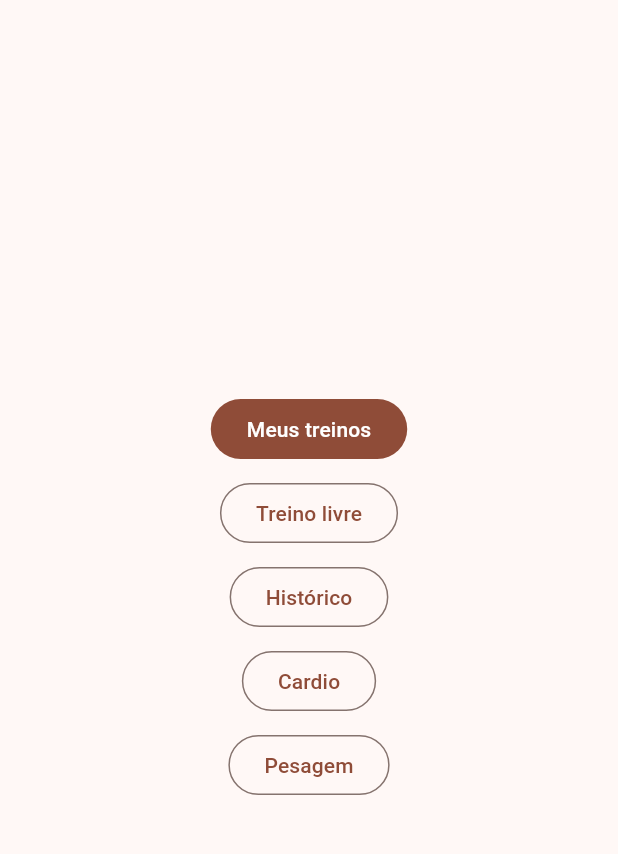
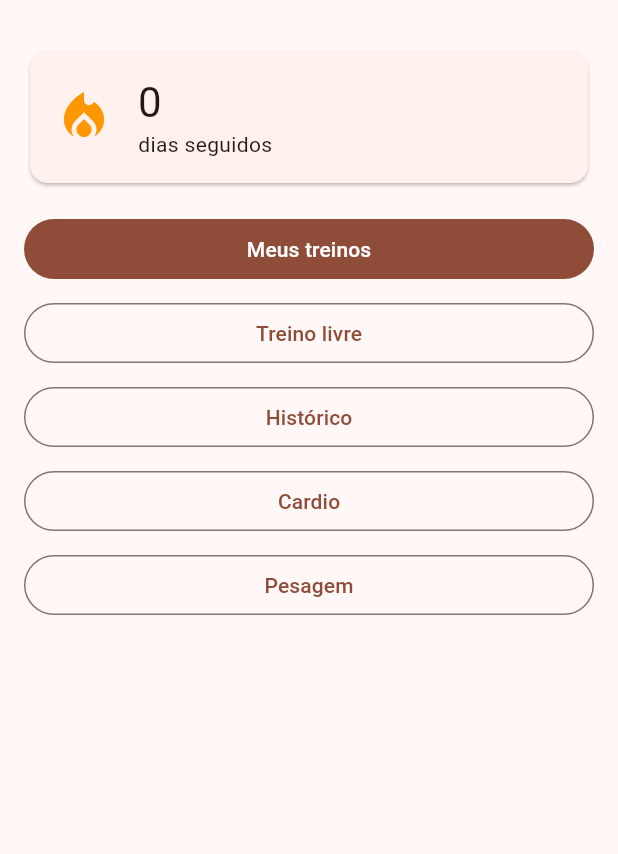
Before and after one commit to junichel20123-u/app-academia-, a Flutter app: the screen it shows after launch, on a phone screen of 412 x 824 dp, the part 63-917 px from its top. Run offline on Flutter 3.47's test engine with Material 3 defaults, Android fonts, the phone set to English and light mode, and no system bars; our stand-ins replace drift, fl_chart, flutter_riverpod, go_router; accounts and stored records are empty; generated files the repository leaves out were written again.

Commit message:
M6: streak + dashboard real
calculateStreak(): função pura que deriva o streak (dias consecutivos
com treino concluído) a partir dos timestamps de conclusão — sem
contador persistido, então não pode dessincronizar se uma sessão
passada for editada/apagada. Ancora em hoje se já houve treino hoje,
senão em ontem (pra não "quebrar" o streak antes do dia acabar);
múltiplas sessões no mesmo dia contam uma vez.

streakProvider observa SessionsDao.watchCompletedSessions() (nova
query, sessões concluídas apenas, diferente de watchHistory() que
inclui abandonadas) e recalcula a cada mudança.

DashboardScreen substitui a Home placeholder: StreakCard no topo +
os mesmos atalhos (Meus treinos, Treino livre, Histórico, Cardio,
Pesagem) e o banner de retomada de sessão.

Testes: 8 casos da função pura de streak (zero sessões, ancoragem em
ontem, gap quebra a contagem, múltiplas sessões no mesmo dia) e 1
fluxo de widget confirmando que o card reage a uma sessão concluída
inserida diretamente no banco.

```diff
--- a/lib/app/router.dart
+++ b/lib/app/router.dart
@@ -1,7 +1,7 @@
 import 'package:go_router/go_router.dart';
 
 import '../features/cardio/presentation/cardio_screen.dart';
-import '../features/dashboard/presentation/placeholder_home_screen.dart';
+import '../features/dashboard/presentation/dashboard_screen.dart';
 import '../features/sessions/presentation/active_session_screen.dart';
 import '../features/sessions/presentation/session_history_screen.dart';
 import '../features/weigh_in/presentation/weigh_in_screen.dart';
@@ -10,10 +10,7 @@ import '../features/workouts/presentation/workout_library_screen.dart';
 
 final appRouter = GoRouter(
   routes: [
-    GoRoute(
-      path: '/',
-      builder: (context, state) => const PlaceholderHomeScreen(),
-    ),
+    GoRoute(path: '/', builder: (context, state) => const DashboardScreen()),
     GoRoute(
       path: '/workouts',
       builder: (context, state) => const WorkoutLibraryScreen(),
--- /dev/null
+++ b/lib/features/dashboard/application/streak_provider.dart
@@ -0,0 +1,18 @@
+import 'package:flutter_riverpod/flutter_riverpod.dart';
+
+import '../../sessions/application/sessions_providers.dart';
+import 'streak_calculator.dart';
+
+final streakProvider = StreamProvider<int>((ref) {
+  return ref
+      .watch(sessionsRepositoryProvider)
+      .watchCompletedSessions()
+      .map(
+        (sessions) => calculateStreak(
+          sessions
+              .where((s) => s.completedAt != null)
+              .map((s) => s.completedAt!.toLocal()),
+          now: DateTime.now(),
+        ),
+      );
+});
--- /dev/null
+++ b/lib/features/dashboard/presentation/dashboard_screen.dart
@@ -0,0 +1,70 @@
+import 'package:flutter/material.dart';
+import 'package:flutter_riverpod/flutter_riverpod.dart';
+import 'package:go_router/go_router.dart';
+
+import '../../sessions/application/sessions_providers.dart';
+import 'widgets/streak_card.dart';
+
+class DashboardScreen extends ConsumerWidget {
+  const DashboardScreen({super.key});
+
+  @override
+  Widget build(BuildContext context, WidgetRef ref) {
+    final activeSession = ref.watch(activeSessionProvider);
+
+    return Scaffold(
+      appBar: AppBar(title: const Text('App Academia')),
+      body: ListView(
+        padding: const EdgeInsets.all(16),
+        children: [
+          const StreakCard(),
+          const SizedBox(height: 16),
+          activeSession.when(
+            loading: () => const SizedBox.shrink(),
+            error: (_, _) => const SizedBox.shrink(),
+            data: (session) {
+              if (session == null) return const SizedBox.shrink();
+              return Padding(
+                padding: const EdgeInsets.only(bottom: 16),
+                child: FilledButton.icon(
+                  icon: const Icon(Icons.play_arrow),
+                  label: Text('Continuar: ${session.name}'),
+                  onPressed: () => context.push('/sessions/${session.id}'),
+                ),
+              );
+            },
+          ),
+          FilledButton(
+            onPressed: () => context.push('/workouts'),
+            child: const Text('Meus treinos'),
+          ),
+          const SizedBox(height: 8),
+          OutlinedButton(
+            onPressed: () async {
+              final id = await ref
+                  .read(sessionsRepositoryProvider)
+                  .startAdHocSession();
+              if (context.mounted) context.push('/sessions/$id');
+            },
+            child: const Text('Treino livre'),
+          ),
+          const SizedBox(height: 8),
+          OutlinedButton(
+            onPressed: () => context.push('/history'),
+            child: const Text('Histórico'),
+          ),
+          const SizedBox(height: 8),
+          OutlinedButton(
+            onPressed: () => context.push('/cardio'),
+            child: const Text('Cardio'),
+          ),
+          const SizedBox(height: 8),
+          OutlinedButton(
+            onPressed: () => context.push('/weigh-in'),
+            child: const Text('Pesagem'),
+          ),
+        ],
+      ),
+    );
+  }
+}
--- a/lib/features/dashboard/presentation/placeholder_home_screen.dart
+++ /dev/null
@@ -1,71 +0,0 @@
-import 'package:flutter/material.dart';
-import 'package:flutter_riverpod/flutter_riverpod.dart';
-import 'package:go_router/go_router.dart';
-
-import '../../sessions/application/sessions_providers.dart';
-
-/// Temporary home screen for early scaffolding milestones.
-/// Replaced by the real dashboard (streak card, quick-start) in M6.
-class PlaceholderHomeScreen extends ConsumerWidget {
-  const PlaceholderHomeScreen({super.key});
-
-  @override
-  Widget build(BuildContext context, WidgetRef ref) {
-    final activeSession = ref.watch(activeSessionProvider);
-
-    return Scaffold(
-      appBar: AppBar(title: const Text('App Academia')),
-      body: Center(
-        child: Column(
-          mainAxisSize: MainAxisSize.min,
-          children: [
-            activeSession.when(
-              loading: () => const SizedBox.shrink(),
-              error: (_, _) => const SizedBox.shrink(),
-              data: (session) {
-                if (session == null) return const SizedBox.shrink();
-                return Padding(
-                  padding: const EdgeInsets.only(bottom: 16),
-                  child: FilledButton.icon(
-                    icon: const Icon(Icons.play_arrow),
-                    label: Text('Continuar: ${session.name}'),
-                    onPressed: () => context.push('/sessions/${session.id}'),
-                  ),
-                );
-              },
-            ),
-            FilledButton(
-              onPressed: () => context.push('/workouts'),
-              child: const Text('Meus treinos'),
-            ),
-            const SizedBox(height: 8),
-            OutlinedButton(
-              onPressed: () async {
-                final id = await ref
-                    .read(sessionsRepositoryProvider)
-                    .startAdHocSession();
-                if (context.mounted) context.push('/sessions/$id');
-              },
-              child: const Text('Treino livre'),
-            ),
-            const SizedBox(height: 8),
-            OutlinedButton(
-              onPressed: () => context.push('/history'),
-              child: const Text('Histórico'),
-            ),
-            const SizedBox(height: 8),
-            OutlinedButton(
-              onPressed: () => context.push('/cardio'),
-              child: const Text('Cardio'),
-            ),
-            const SizedBox(height: 8),
-            OutlinedButton(
-              onPressed: () => context.push('/weigh-in'),
-              child: const Text('Pesagem'),
-            ),
-          ],
-        ),
-      ),
-    );
-  }
-}
--- /dev/null
+++ b/lib/features/dashboard/presentation/widgets/streak_card.dart
@@ -0,0 +1,46 @@
+import 'package:flutter/material.dart';
+import 'package:flutter_riverpod/flutter_riverpod.dart';
+
+import '../../application/streak_provider.dart';
+
+class StreakCard extends ConsumerWidget {
+  const StreakCard({super.key});
+
+  @override
+  Widget build(BuildContext context, WidgetRef ref) {
+    final streakAsync = ref.watch(streakProvider);
+
+    return Card(
+      child: Padding(
+        padding: const EdgeInsets.all(16),
+        child: Row(
+          children: [
+            const Icon(
+              Icons.local_fire_department,
+              color: Colors.orange,
+              size: 40,
+            ),
+            const SizedBox(width: 16),
+            streakAsync.when(
+              loading: () => const CircularProgressIndicator(),
+              error: (err, _) => Text('Erro: $err'),
+              data: (streak) {
+                final label = streak == 1 ? 'dia seguido' : 'dias seguidos';
+                return Column(
+                  crossAxisAlignment: CrossAxisAlignment.start,
+                  children: [
+                    Text(
+                      '$streak',
+                      style: Theme.of(context).textTheme.headlineMedium,
+                    ),
+                    Text(label),
+                  ],
+                );
+              },
+            ),
+          ],
+        ),
+      ),
+    );
+  }
+}
--- a/lib/features/sessions/data/sessions_repository.dart
+++ b/lib/features/sessions/data/sessions_repository.dart
@@ -15,6 +15,9 @@ class SessionsRepository {
 
   Stream<WorkoutSession?> watchActiveSession() =>
       _db.sessionsDao.watchActiveSession();
+
+  Stream<List<WorkoutSession>> watchCompletedSessions() =>
+      _db.sessionsDao.watchCompletedSessions();
 
   Stream<List<LoggedSet>> watchSetsForSession(int sessionId) =>
       _db.sessionsDao.watchSetsForSession(sessionId);
```
Also changed, not shown: lib/core/database/daos/sessions_dao.dart (+8 -0 lines), lib/features/dashboard/application/streak_calculator.dart (added, +35 -0 lines), 3 other files.
